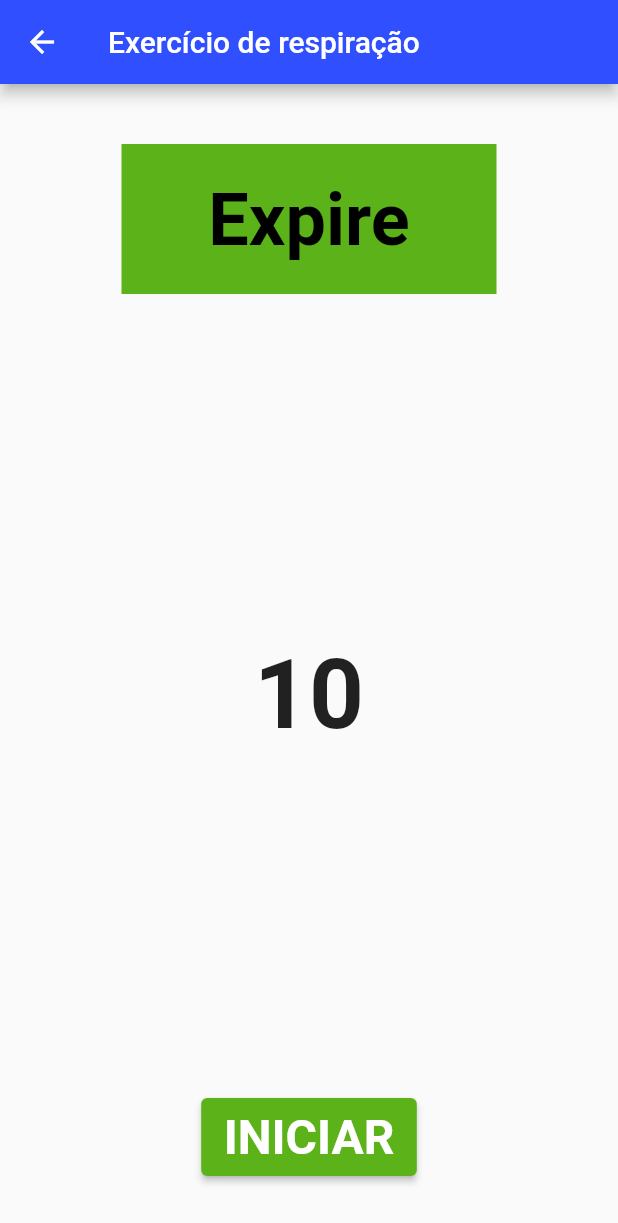
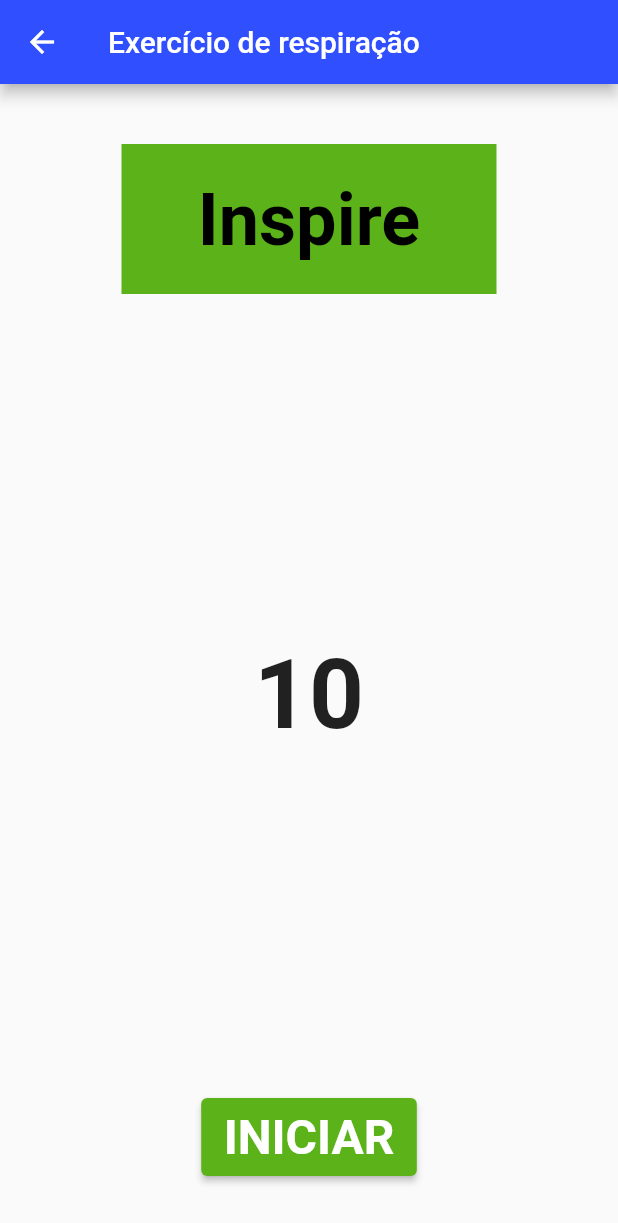
Before and after one commit to SamNascimento/BetterDays, a Flutter app: the RespiracaoScreen screen opened by its route, on a phone screen of 412 x 824 dp. Shown: the top 1223 px of the screen. Run offline on Flutter 3.47's test engine with Material 2 defaults, Android fonts, the phone set to English and light mode, and no system bars; our stand-ins replace shared_preferences, vibration; missing offline and left inert: flutter_alarm_clock, flutter_ringtone_player, http_interceptor; accounts and stored records are empty.

Commit message:
Ajustando palavra da tela de respiraão

```diff
--- a/lib/screens/respiracao_screen.dart
+++ b/lib/screens/respiracao_screen.dart
@@ -104,7 +104,7 @@ class _RespiracaoScreenState extends State<RespiracaoScreen> {
                   height: _alturaContainer,
                   child: Center(
                     child: Text(
-                      _cresceu ? 'Inspire' : 'Expire',
+                      _cresceu ? 'Expire' : 'Inspire',
                       style: TextStyle(
                           color: Colors.black,
                           fontWeight: FontWeight.bold,
```
